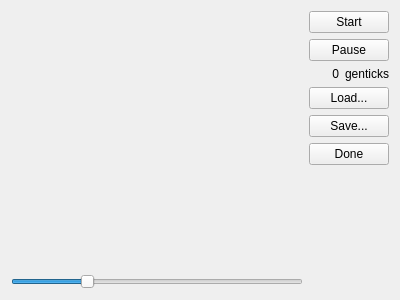
Before: the Qt Designer form history.ui in tps12/Tec-Nine, drawn with Qt 5.
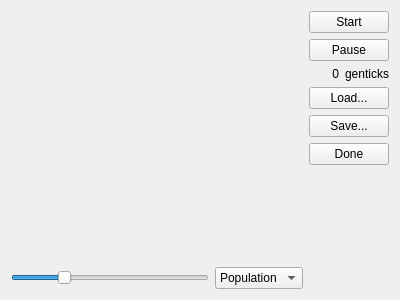
After: the same form once the commit is applied.

Commit message:
Add capacity view to history mode
Capacity is kind of weirdly tied to whoever is currently living on a tile
(whether they have agriculture or not), so this looks strange.

```diff
--- a/history.ui
+++ b/history.ui
@@ -62,6 +62,26 @@
          </property>
         </widget>
        </item>
+       <item>
+        <widget class="QComboBox" name="aspect">
+         <property name="currentIndex">
+          <number>0</number>
+         </property>
+         <property name="sizeAdjustPolicy">
+          <enum>QComboBox::AdjustToContents</enum>
+         </property>
+         <item>
+          <property name="text">
+           <string>Population</string>
+          </property>
+         </item>
+         <item>
+          <property name="text">
+           <string>Capacity</string>
+          </property>
+         </item>
+        </widget>
+       </item>
       </layout>
      </item>
     </layout>
```
The commit also changes 3 other files.
